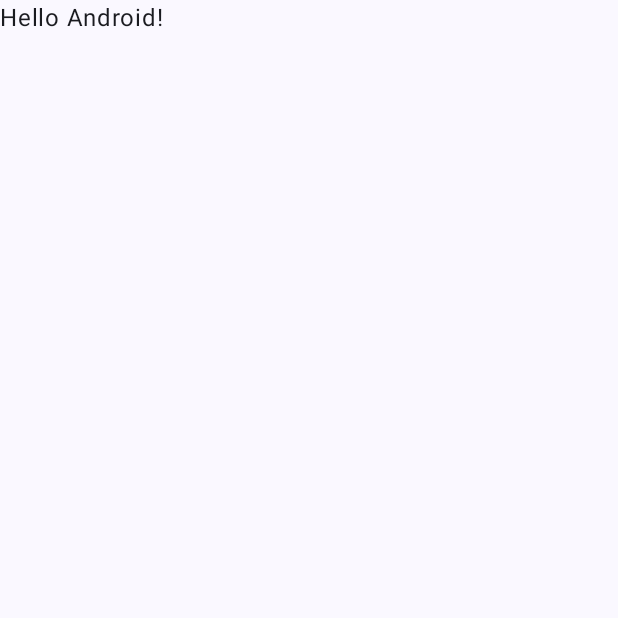
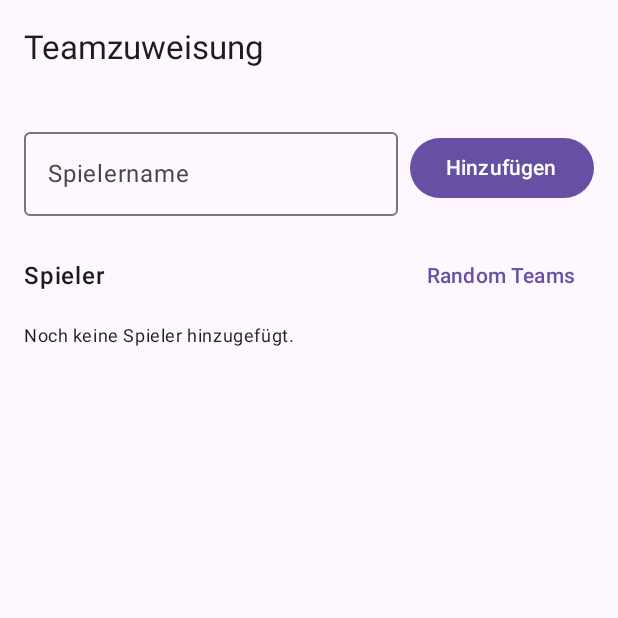
Before and after one commit to RaphaelScharrer/Activity-Swift, an Android app built with Jetpack Compose: the screen it shows after launch (MainActivity), on a phone screen of 412 x 824 dp, the top half of it. Before the commit the part shown is almost empty. Run offline under Robolectric (Android 15) with nearby library versions, the light colour scheme and no system bars.

Commit message:
Team-Zuweisung

```diff
--- a/Android/app/build.gradle.kts
+++ b/Android/app/build.gradle.kts
@@ -6,9 +6,7 @@ plugins {
 
 android {
     namespace = "at.htl.activitiy_android"
-    compileSdk {
-        version = release(36)
-    }
+    compileSdk = 36
 
     defaultConfig {
         applicationId = "at.htl.activitiy_android"
@@ -50,6 +48,7 @@ dependencies {
     implementation(libs.androidx.compose.ui.graphics)
     implementation(libs.androidx.compose.ui.tooling.preview)
     implementation(libs.androidx.compose.material3)
+    implementation(libs.androidx.lifecycle.viewmodel.compose)
     testImplementation(libs.junit)
     androidTestImplementation(libs.androidx.junit)
     androidTestImplementation(libs.androidx.espresso.core)
--- a/Android/app/src/main/java/at/htl/activitiy_android/MainActivity.kt
+++ b/Android/app/src/main/java/at/htl/activitiy_android/MainActivity.kt
@@ -6,42 +6,25 @@ import androidx.activity.compose.setContent
 import androidx.activity.enableEdgeToEdge
 import androidx.compose.foundation.layout.fillMaxSize
 import androidx.compose.foundation.layout.padding
+import androidx.compose.material3.MaterialTheme
 import androidx.compose.material3.Scaffold
+import androidx.compose.material3.Surface
 import androidx.compose.material3.Text
 import androidx.compose.runtime.Composable
 import androidx.compose.ui.Modifier
 import androidx.compose.ui.tooling.preview.Preview
+import at.htl.activitiy_android.feature.teamselect.TeamSelectScreen
 import at.htl.activitiy_android.ui.theme.ActivitiyAndroidTheme
 
 class MainActivity : ComponentActivity() {
     override fun onCreate(savedInstanceState: Bundle?) {
         super.onCreate(savedInstanceState)
-        enableEdgeToEdge()
         setContent {
-            ActivitiyAndroidTheme {
-                Scaffold(modifier = Modifier.fillMaxSize()) { innerPadding ->
-                    Greeting(
-                        name = "Android",
-                        modifier = Modifier.padding(innerPadding)
-                    )
+            MaterialTheme {
+                Surface {
+                    TeamSelectScreen()
                 }
             }
         }
     }
 }
-
-@Composable
-fun Greeting(name: String, modifier: Modifier = Modifier) {
-    Text(
-        text = "Hello $name!",
-        modifier = modifier
-    )
-}
-
-@Preview(showBackground = true)
-@Composable
-fun GreetingPreview() {
-    ActivitiyAndroidTheme {
-        Greeting("Android")
-    }
-}
--- /dev/null
+++ b/Android/app/src/main/java/at/htl/activitiy_android/domain/model/Team.kt
@@ -0,0 +1,16 @@
+package at.htl.activitiy_android.domain.model
+
+import androidx.compose.ui.graphics.Color
+
+enum class Team(val label: String, val color: Color) {
+    RED("Rot", Color(0xFFE53935)),
+    BLUE("Blau", Color(0xFF1E88E5)),
+    GREEN("Grün", Color(0xFF43A047)),
+    YELLOW("Gelb", Color(0xFFFDD835));
+
+    fun next(): Team {
+        val all = entries
+        val idx = all.indexOf(this)
+        return all[(idx + 1) % all.size]
+    }
+}
--- /dev/null
+++ b/Android/app/src/main/java/at/htl/activitiy_android/feature/teamselect/TeamSelectScreen.kt
@@ -0,0 +1,129 @@
+package at.htl.activitiy_android.feature.teamselect
+
+import androidx.compose.foundation.background
+import androidx.compose.foundation.clickable
+import androidx.compose.foundation.layout.*
+import androidx.compose.foundation.lazy.LazyColumn
+import androidx.compose.foundation.shape.CircleShape
+import androidx.compose.material3.*
+import androidx.compose.runtime.*
+import androidx.compose.ui.Alignment
+import androidx.compose.ui.Modifier
+import androidx.compose.ui.draw.clip
+import androidx.compose.ui.text.font.FontWeight
+import androidx.compose.ui.unit.dp
+import androidx.lifecycle.viewmodel.compose.viewModel
+import at.htl.activitiy_android.domain.model.Team
+import androidx.compose.foundation.lazy.items
+
+@OptIn(ExperimentalMaterial3Api::class)
+@Composable
+fun TeamSelectScreen(
+    vm: TeamSelectViewModel = viewModel()
+) {
+    val state by vm.state.collectAsState()
+
+    Scaffold(
+        topBar = { TopAppBar(title = { Text("Teamzuweisung") }) }
+    ) { padding ->
+        Column(
+            modifier = Modifier
+                .padding(padding)
+                .padding(16.dp)
+                .fillMaxSize()
+        ) {
+            // Input row
+            Row(verticalAlignment = Alignment.CenterVertically) {
+                OutlinedTextField(
+                    value = state.nameInput,
+                    onValueChange = { vm.onEvent(TeamSelectEvent.NameChanged(it)) },
+                    label = { Text("Spielername") },
+                    singleLine = true,
+                    modifier = Modifier.weight(1f)
+                )
+                Spacer(Modifier.width(8.dp))
+                Button(onClick = { vm.onEvent(TeamSelectEvent.AddPlayer) }) {
+                    Text("Hinzufügen")
+                }
+            }
+
+            // Error
+            if (state.error != null) {
+                Spacer(Modifier.height(8.dp))
+                AssistChip(
+                    onClick = { vm.onEvent(TeamSelectEvent.ClearError) },
+                    label = { Text(state.error ?: "") }
+                )
+            }
+
+            Spacer(Modifier.height(16.dp))
+
+            // List header + random assign
+            Row(
+                modifier = Modifier.fillMaxWidth(),
+                horizontalArrangement = Arrangement.SpaceBetween,
+                verticalAlignment = Alignment.CenterVertically
+            ) {
+                Text("Spieler", fontWeight = FontWeight.SemiBold)
+                TextButton(onClick = { vm.onEvent(TeamSelectEvent.AssignRandomTeams) }) {
+                    Text("Random Teams")
+                }
+            }
+
+            Spacer(Modifier.height(8.dp))
+
+            // Player list
+            if (state.players.isEmpty()) {
+                Text("Noch keine Spieler hinzugefügt.", style = MaterialTheme.typography.bodySmall)
+            } else {
+                LazyColumn(
+                    modifier = Modifier.fillMaxSize(),
+                    verticalArrangement = Arrangement.spacedBy(8.dp)
+                ) {
+                    items(state.players, key = { it.id }) { player ->
+                        PlayerRow(
+                            name = player.name,
+                            team = player.team,
+                            onCycleTeam = { vm.onEvent(TeamSelectEvent.CycleTeam(player.id)) },
+                            onRemove = { vm.onEvent(TeamSelectEvent.RemovePlayer(player.id)) }
+                        )
+                    }
+                }
+            }
+        }
+    }
+}
+
+@Composable
+private fun PlayerRow(
+    name: String,
+    team: Team,
+    onCycleTeam: () -> Unit,
+    onRemove: () -> Unit
+) {
+    Surface(
+        tonalElevation = 1.dp,
+        shape = MaterialTheme.shapes.medium,
+        modifier = Modifier.fillMaxWidth()
+    ) {
+        Row(
+            modifier = Modifier
+                .clickable(onClick = onCycleTeam)
+                .padding(12.dp),
+            verticalAlignment = Alignment.CenterVertically
+        ) {
+            Box(
+                modifier = Modifier
+                    .size(14.dp)
+                    .clip(CircleShape)
+                    .background(team.color)
+            )
+            Spacer(Modifier.width(12.dp))
+            Column(modifier = Modifier.weight(1f)) {
+                Text(name, fontWeight = FontWeight.SemiBold)
+                Text(team.label, style = MaterialTheme.typography.bodySmall)
+            }
+            TextButton(onClick = onRemove) { Text("Entfernen") }
+        }
+    }
+}
--- /dev/null
+++ b/Android/app/src/main/java/at/htl/activitiy_android/feature/teamselect/TeamSelectState.kt
@@ -0,0 +1,11 @@
+package at.htl.activitiy_android.feature.teamselect
+
+import at.htl.activitiy_android.domain.model.Player
+import at.htl.activitiy_android.domain.model.Team
+
+data class TeamSelectState(
+    val nameInput: String = "",
+    val players: List<Player> = emptyList(),
+    val error: String? = null,
+    val defaultTeam: Team = Team.RED
+)
```
Also changed, not shown: Android/app/src/main/java/at/htl/activitiy_android/domain/model/Player.kt (added, +9 -0 lines), Android/app/src/main/java/at/htl/activitiy_android/feature/teamselect/TeamSelectEvent.kt (added, +10 -0 lines), Android/app/src/main/java/at/htl/activitiy_android/feature/teamselect/TeamSelectViewModel.kt (added, +80 -0 lines), Android/gradle/libs.versions.toml (+8 -7 lines), 8 other files.
